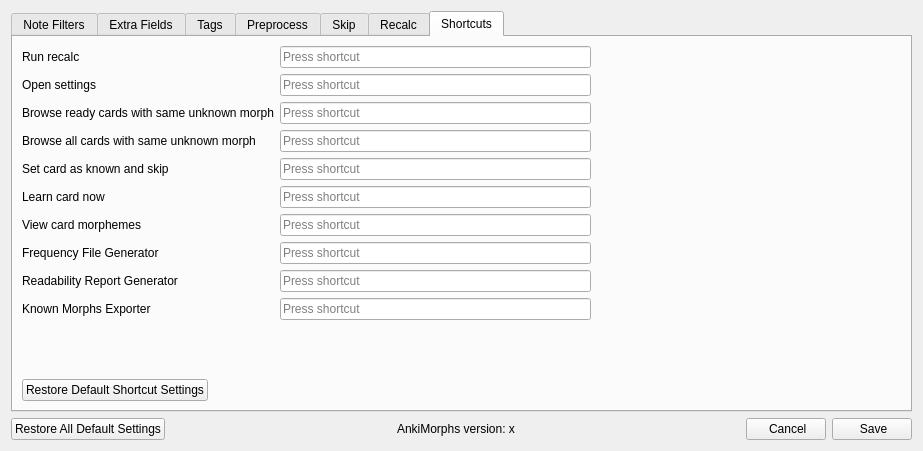
Old version of the form ankimorphs/ui/settings_dialog.ui in the repository mortii/anki-morphs.
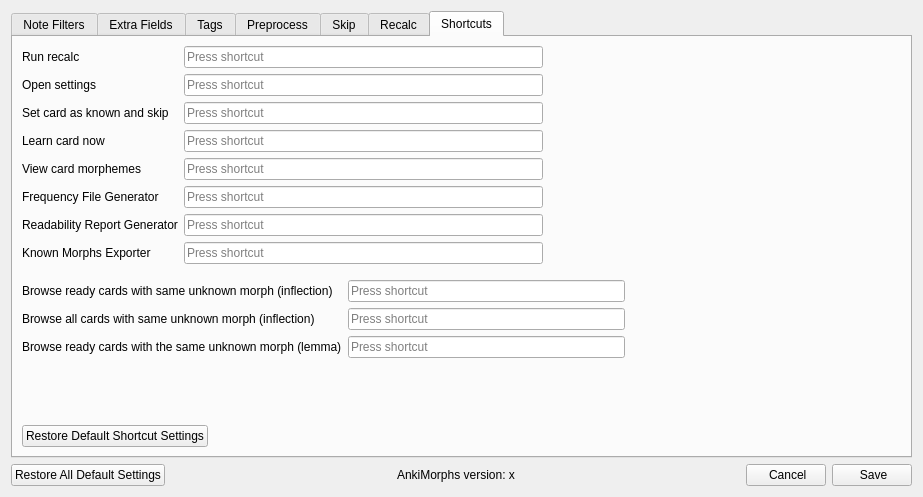
New version of the form. The open tabs and pages were chosen to show the change.

Commit message: added option to show all cards with derivative inflections (#151)

```diff
--- a/ankimorphs/ui/settings_dialog.ui
+++ b/ankimorphs/ui/settings_dialog.ui
@@ -10,7 +10,7 @@
     <x>0</x>
     <y>0</y>
     <width>923</width>
-    <height>451</height>
+    <height>497</height>
    </rect>
   </property>
   <property name="windowTitle">
@@ -600,7 +600,9 @@
         <attribute name="title">
          <string>Shortcuts</string>
         </attribute>
-        <layout class="QVBoxLayout" name="verticalLayout_19">
+        <layout class="QVBoxLayout" name="verticalLayout_25">
+         <item>
+          <layout class="QVBoxLayout" name="verticalLayout_24">
          <item>
           <layout class="QHBoxLayout" name="horizontalLayout_5">
            <item>
@@ -619,20 +621,6 @@
                </property>
               </widget>
              </item>
-             <item>
-              <widget class="QLabel" name="label_8">
-               <property name="text">
-                <string>Browse ready cards with same unknown morph</string>
-               </property>
-              </widget>
-             </item>
-             <item>
-              <widget class="QLabel" name="label_9">
-               <property name="text">
-                <string>Browse all cards with same unknown morph</string>
-               </property>
-              </widget>
-             </item>
              <item>
               <widget class="QLabel" name="label_10">
                <property name="text">
@@ -685,12 +673,6 @@
              <item>
               <widget class="QKeySequenceEdit" name="shortcutSettingsKeySequenceEdit"/>
              </item>
-             <item>
-              <widget class="QKeySequenceEdit" name="shortcutBrowseReadyKeySequenceEdit"/>
-             </item>
-             <item>
-              <widget class="QKeySequenceEdit" name="shortcutBrowseAllKeySequenceEdit"/>
-             </item>
              <item>
               <widget class="QKeySequenceEdit" name="shortcutKnownAndSkipKeySequenceEdit"/>
              </item>
@@ -726,6 +708,64 @@
            </item>
           </layout>
          </item>
+           <item>
+            <layout class="QHBoxLayout" name="horizontalLayout_12">
+             <property name="topMargin">
+              <number>10</number>
+             </property>
+             <item>
+              <layout class="QVBoxLayout" name="verticalLayout_19">
+               <item>
+                <widget class="QLabel" name="label_8">
+                 <property name="text">
+                  <string>Browse ready cards with same unknown morph (inflection)</string>
+                 </property>
+                </widget>
+               </item>
+               <item>
+                <widget class="QLabel" name="label_9">
+                 <property name="text">
+                  <string>Browse all cards with same unknown morph (inflection)</string>
+                 </property>
+                </widget>
+               </item>
+               <item>
+                <widget class="QLabel" name="label_19">
+                 <property name="text">
+                  <string>Browse ready cards with the same unknown morph (lemma)</string>
+                 </property>
+                </widget>
+               </item>
+              </layout>
+             </item>
+             <item>
+              <layout class="QVBoxLayout" name="verticalLayout_23">
+               <item>
+                <widget class="QKeySequenceEdit" name="shortcutBrowseReadyKeySequenceEdit"/>
+               </item>
+               <item>
+                <widget class="QKeySequenceEdit" name="shortcutBrowseAllKeySequenceEdit"/>
+               </item>
+               <item>
+                <widget class="QKeySequenceEdit" name="shortcutBrowseReadyLemmaKeySequenceEdit"/>
+               </item>
+              </layout>
+             </item>
+             <item>
+              <spacer name="horizontalSpacer_9">
+               <property name="orientation">
+                <enum>Qt::Horizontal</enum>
+               </property>
+               <property name="sizeHint" stdset="0">
+                <size>
+                 <width>40</width>
+                 <height>20</height>
+                </size>
+               </property>
+              </spacer>
+             </item>
+            </layout>
+           </item>
          <item>
           <spacer name="verticalSpacer_5">
            <property name="orientation">
@@ -760,6 +800,8 @@
               </size>
              </property>
             </spacer>
+             </item>
+            </layout>
            </item>
           </layout>
          </item>
```
Lines whose indentation alone changed are shown as unchanged. The commit also changes 9 other files.
